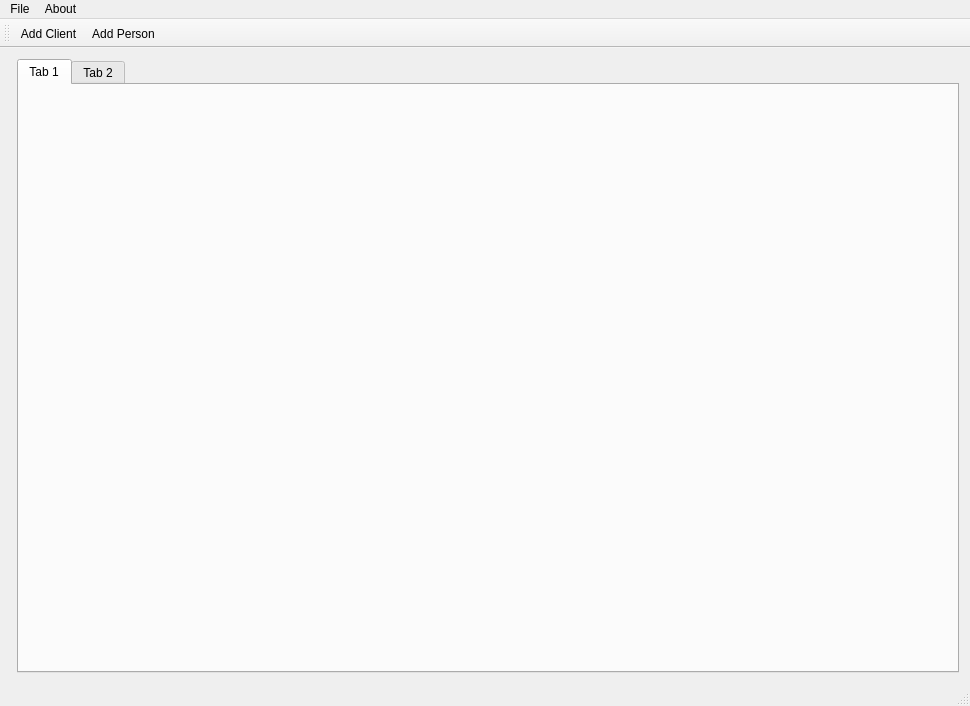
Above: mainwindow.ui from penghanyuan/ProjectQt before the change. Below: the same form after it.
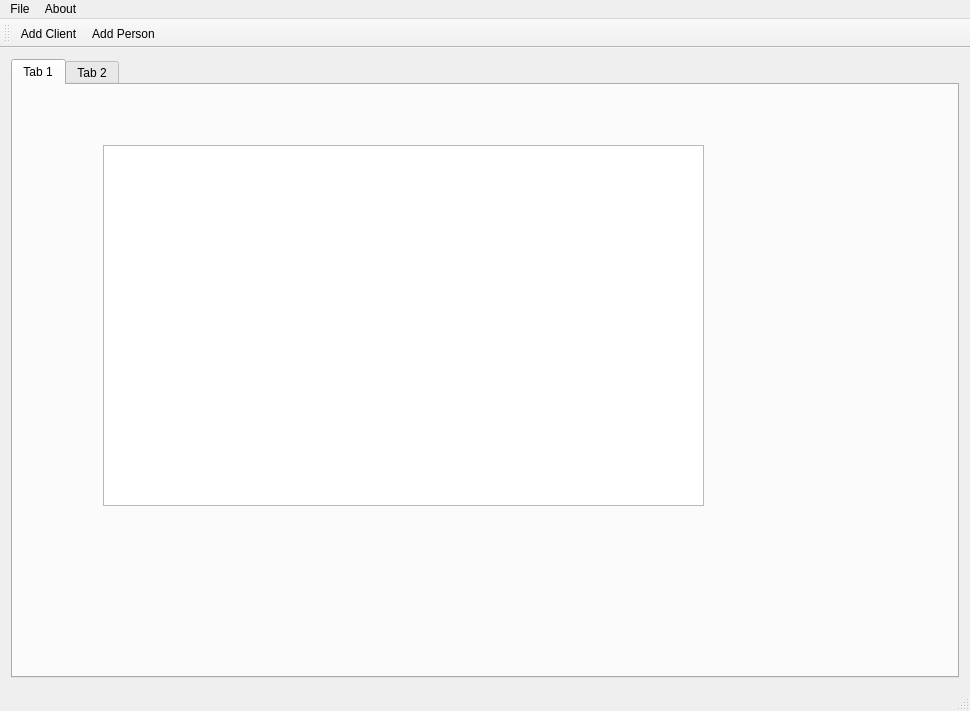
That is the form after the change. Icons and pictures are not drawn.

```diff
--- a/mainwindow.ui
+++ b/mainwindow.ui
@@ -7,7 +7,7 @@
     <x>0</x>
     <y>0</y>
     <width>970</width>
-    <height>706</height>
+    <height>711</height>
    </rect>
   </property>
   <property name="windowTitle">
@@ -15,7 +15,7 @@
   </property>
   <widget class="QWidget" name="centralWidget">
    <layout class="QFormLayout" name="formLayout">
-    <item row="0" column="1">
+    <item row="0" column="0" colspan="2">
      <widget class="QTabWidget" name="tabWidget">
       <property name="minimumSize">
        <size>
@@ -30,6 +30,16 @@
        <attribute name="title">
         <string>Tab 1</string>
        </attribute>
+       <widget class="QTableView" name="tableView">
+        <property name="geometry">
+         <rect>
+          <x>90</x>
+          <y>60</y>
+          <width>601</width>
+          <height>361</height>
+         </rect>
+        </property>
+       </widget>
       </widget>
       <widget class="QWidget" name="tab_2">
        <attribute name="title">
```
